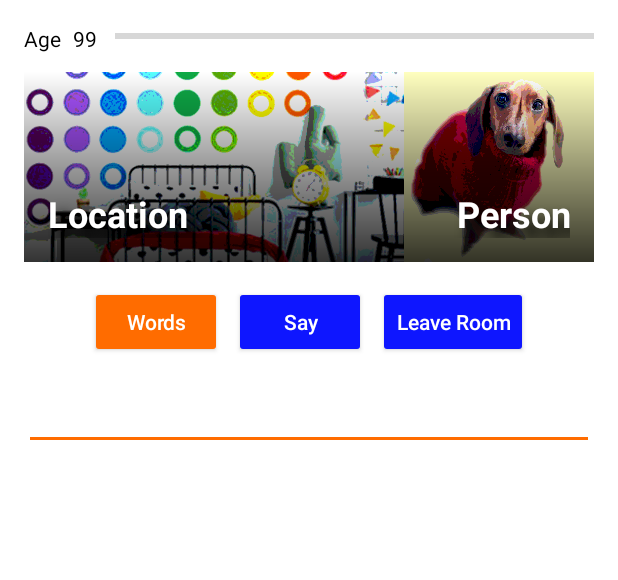
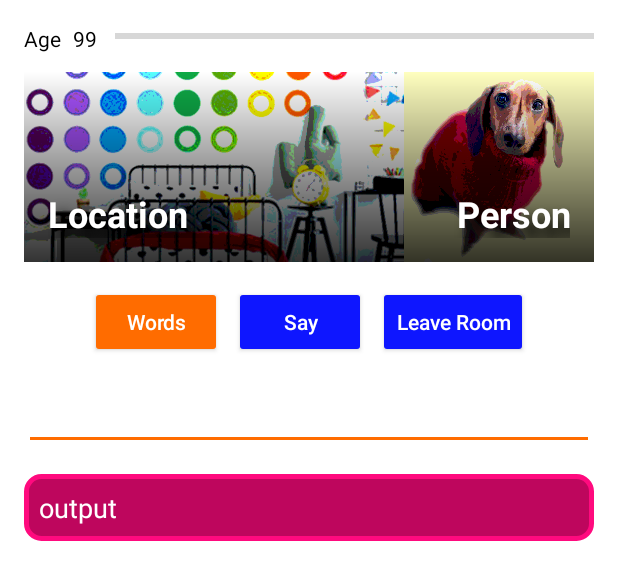
Before and after one commit to MWojnar/GGJ2019Android, an Android app: the layout activity_dialog.xml on its own in the app's theme, with its tools: preview values and no code run, on a phone screen of 412 x 824 dp. Shown: the top 580 px of the screen. Run offline under Robolectric (Android 15) with nearby library versions, the light colour scheme and no system bars.

Commit message:
Changing how the dialog looks.

```diff
--- /dev/null
+++ b/app/src/main/res/drawable/dialog_background.xml
@@ -0,0 +1,9 @@
+<?xml version="1.0" encoding="utf-8"?>
+<shape
+    xmlns:android="http://schemas.android.com/apk/res/android"
+    android:shape="rectangle" >
+
+    <solid android:color="#be065d" />
+    <stroke android:width="3dp" android:color="#ff0a7e"/>
+    <corners android:radius="10dp"/>
+</shape>
--- a/app/src/main/res/layout/activity_dialog.xml
+++ b/app/src/main/res/layout/activity_dialog.xml
@@ -20,15 +20,12 @@
             android:layout_marginStart="16dp"
             android:layout_marginTop="16dp"
             android:layout_marginEnd="16dp"
-            android:layout_marginBottom="16dp"
             android:imeOptions="flagForceAscii"
             android:inputType="textCapSentences"
-            app:layout_constraintBottom_toTopOf="@+id/btnLeaveRoom"
             app:layout_constraintEnd_toEndOf="parent"
             app:layout_constraintHorizontal_bias="0.0"
             app:layout_constraintStart_toStartOf="parent"
-            app:layout_constraintTop_toBottomOf="@+id/btnVocab"
-            app:layout_constraintVertical_bias="0.0" />
+            app:layout_constraintTop_toBottomOf="@+id/btnSubmit" />
 
         <ProgressBar
             android:id="@+id/progressYear"
@@ -182,6 +179,27 @@
             app:layout_constraintStart_toEndOf="@+id/btnVocab"
             app:layout_constraintTop_toBottomOf="@+id/frameImages" />
 
+
+        <TextView
+            android:id="@+id/lblOutput"
+            android:layout_width="0dp"
+            android:layout_height="wrap_content"
+            android:layout_marginStart="16dp"
+            android:layout_marginTop="16dp"
+            android:layout_marginEnd="16dp"
+            android:layout_marginBottom="16dp"
+            android:background="@drawable/dialog_background"
+            android:padding="10dp"
+            android:text="output"
+            android:textColor="@color/colorButtonText"
+            android:textSize="18sp"
+            android:visibility="visible"
+            app:layout_constraintBottom_toBottomOf="parent"
+            app:layout_constraintEnd_toEndOf="parent"
+            app:layout_constraintStart_toStartOf="parent"
+            app:layout_constraintTop_toBottomOf="@+id/txtRequest"
+            app:layout_constraintVertical_bias="0.0" />
+
     </android.support.constraint.ConstraintLayout>
 
     <android.support.design.widget.NavigationView
```
Also changed, not shown: app/src/main/java/com/ggj2019android/DialogActivity.java (+21 -7 lines).
